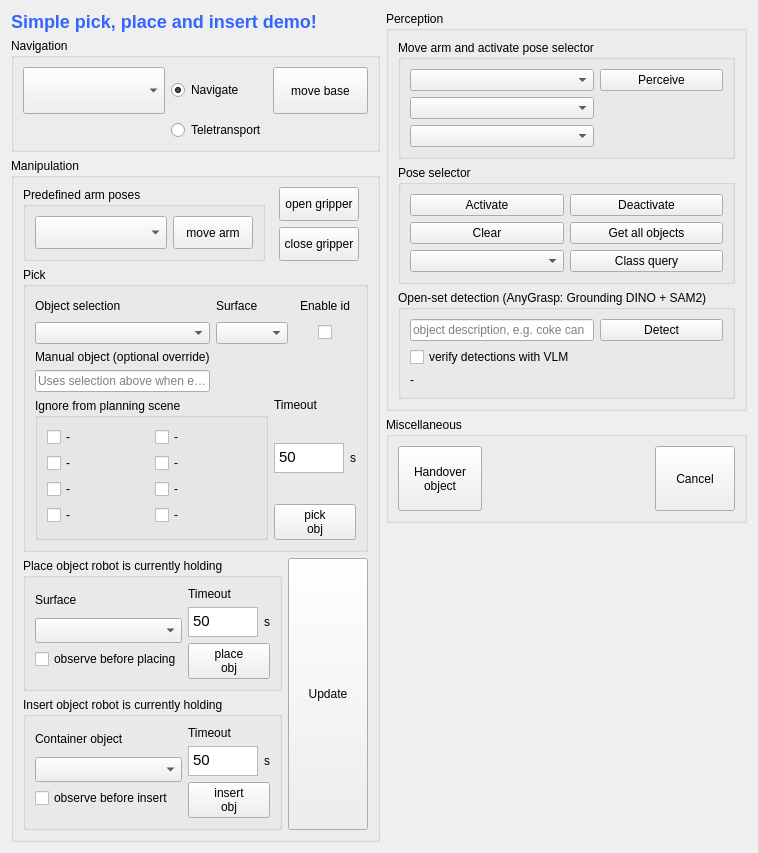
First picture: the form in rqt_tables_demo/config/rqt_tables_demo.ui, repository DFKI-NI/mobipick_labs, before the edit.
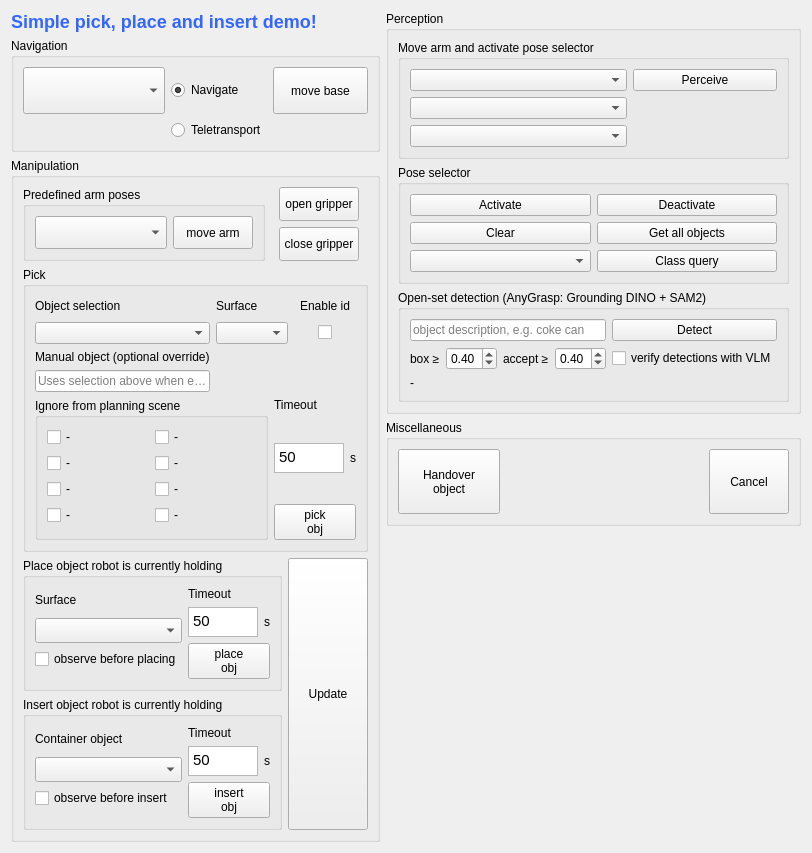
Second picture: the form after the edit.

Commit message: add box and accept threshold spinboxes to the open set detection in rqt tables demo and show the AnyGrasp heat maps, DINO boxes and SAM2 masks in RViz

Diff of the .ui file:
```diff
--- a/rqt_tables_demo/config/rqt_tables_demo.ui
+++ b/rqt_tables_demo/config/rqt_tables_demo.ui
@@ -932,7 +932,63 @@
              </property>
             </widget>
            </item>
-           <item row="1" column="0" colspan="2">
+           <item row="1" column="0">
+            <layout class="QHBoxLayout" name="horizontalLayout_openset_thresholds">
+             <item>
+              <widget class="QLabel" name="lblOpenSetBox">
+               <property name="text">
+                <string>box ≥</string>
+               </property>
+              </widget>
+             </item>
+             <item>
+              <widget class="QDoubleSpinBox" name="spinOpenSetBoxThreshold">
+               <property name="toolTip">
+                <string>Grounding DINO box confidence threshold for this request (0 = keep the detector node default from dynamic_reconfigure)</string>
+               </property>
+               <property name="decimals">
+                <number>2</number>
+               </property>
+               <property name="maximum">
+                <double>1.000000000000000</double>
+               </property>
+               <property name="singleStep">
+                <double>0.050000000000000</double>
+               </property>
+               <property name="value">
+                <double>0.400000000000000</double>
+               </property>
+              </widget>
+             </item>
+             <item>
+              <widget class="QLabel" name="lblOpenSetAccept">
+               <property name="text">
+                <string>accept ≥</string>
+               </property>
+              </widget>
+             </item>
+             <item>
+              <widget class="QDoubleSpinBox" name="spinOpenSetAcceptThreshold">
+               <property name="toolTip">
+                <string>Minimum detector score for a detection to be sent to the pose selector (0 = keep the detector node default from dynamic_reconfigure)</string>
+               </property>
+               <property name="decimals">
+                <number>2</number>
+               </property>
+               <property name="maximum">
+                <double>1.000000000000000</double>
+               </property>
+               <property name="singleStep">
+                <double>0.050000000000000</double>
+               </property>
+               <property name="value">
+                <double>0.400000000000000</double>
+               </property>
+              </widget>
+             </item>
+            </layout>
+           </item>
+           <item row="1" column="1">
             <widget class="QCheckBox" name="chkOpenSetVLM">
              <property name="toolTip">
               <string>Ask the VLM verifier service (mobipick_gpt vlm_verifier.launch) to confirm every candidate crop; the VLM verdict overrides the detector score</string>
```
The commit also changes 1 other file.
